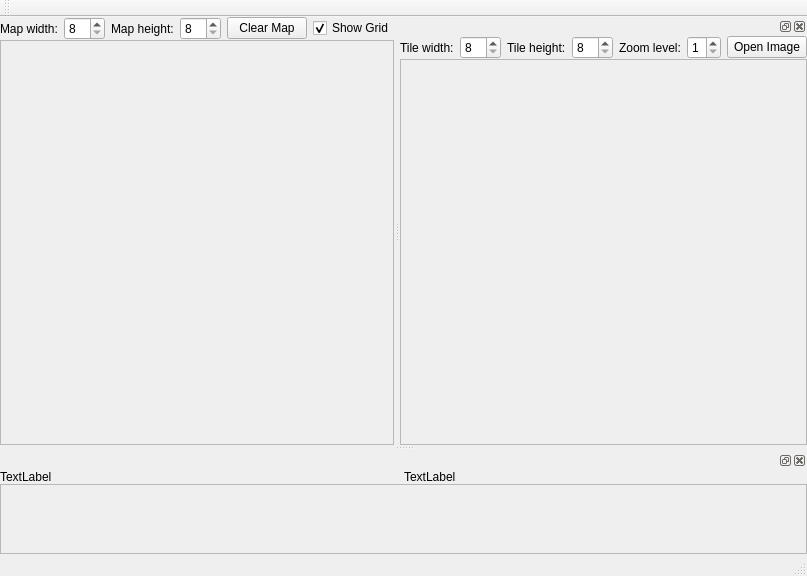
Above: mapeditor.ui from stoyan-shopov/TileMapEdit before the change. Below: the same form after it.
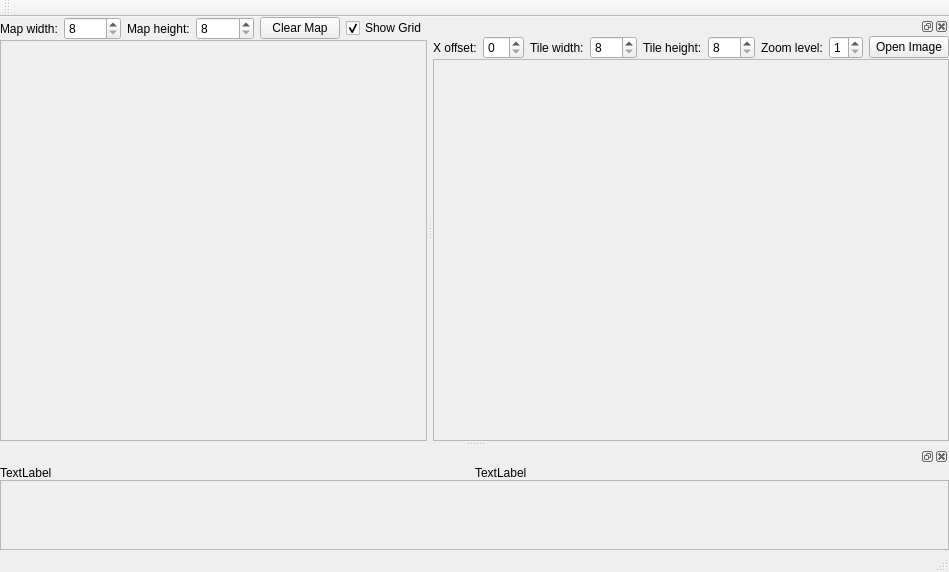
That is the form after the change.

The edit to the form file:
```diff
--- a/mapeditor.ui
+++ b/mapeditor.ui
@@ -6,8 +6,8 @@
    <rect>
     <x>0</x>
     <y>0</y>
-    <width>780</width>
-    <height>576</height>
+    <width>949</width>
+    <height>572</height>
    </rect>
   </property>
   <property name="windowTitle">
@@ -95,8 +95,8 @@
         <rect>
          <x>0</x>
          <y>0</y>
-         <width>379</width>
-         <height>385</height>
+         <width>439</width>
+         <height>381</height>
         </rect>
        </property>
       </widget>
@@ -149,6 +149,16 @@
      </property>
      <item>
       <layout class="QHBoxLayout" name="horizontalLayout">
+       <item>
+        <widget class="QLabel" name="label_8">
+         <property name="text">
+          <string>X offset:</string>
+         </property>
+        </widget>
+       </item>
+       <item>
+        <widget class="QSpinBox" name="spinBoxHorizontalOffset"/>
+       </item>
        <item>
         <widget class="QLabel" name="label">
          <property name="text">
@@ -161,6 +171,9 @@
          <property name="minimum">
           <number>8</number>
          </property>
+         <property name="maximum">
+          <number>512</number>
+         </property>
         </widget>
        </item>
        <item>
@@ -175,6 +188,9 @@
          <property name="minimum">
           <number>8</number>
          </property>
+         <property name="maximum">
+          <number>512</number>
+         </property>
         </widget>
        </item>
        <item>
@@ -216,8 +232,8 @@
          <rect>
           <x>0</x>
           <y>0</y>
-          <width>396</width>
-          <height>366</height>
+          <width>505</width>
+          <height>362</height>
          </rect>
         </property>
         <layout class="QVBoxLayout" name="verticalLayout_2"/>
@@ -279,7 +295,7 @@
          <rect>
           <x>0</x>
           <y>0</y>
-          <width>778</width>
+          <width>947</width>
           <height>68</height>
          </rect>
         </property>
```
Left out of the diff: 2 changed lines with no effect on the pictures.
